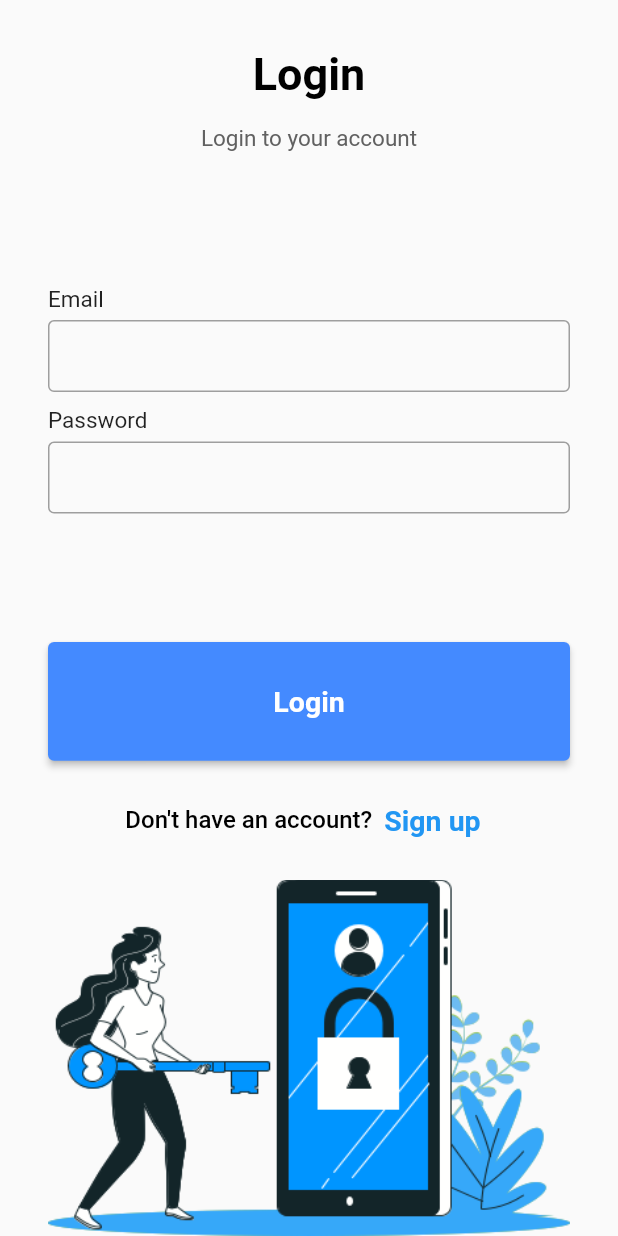
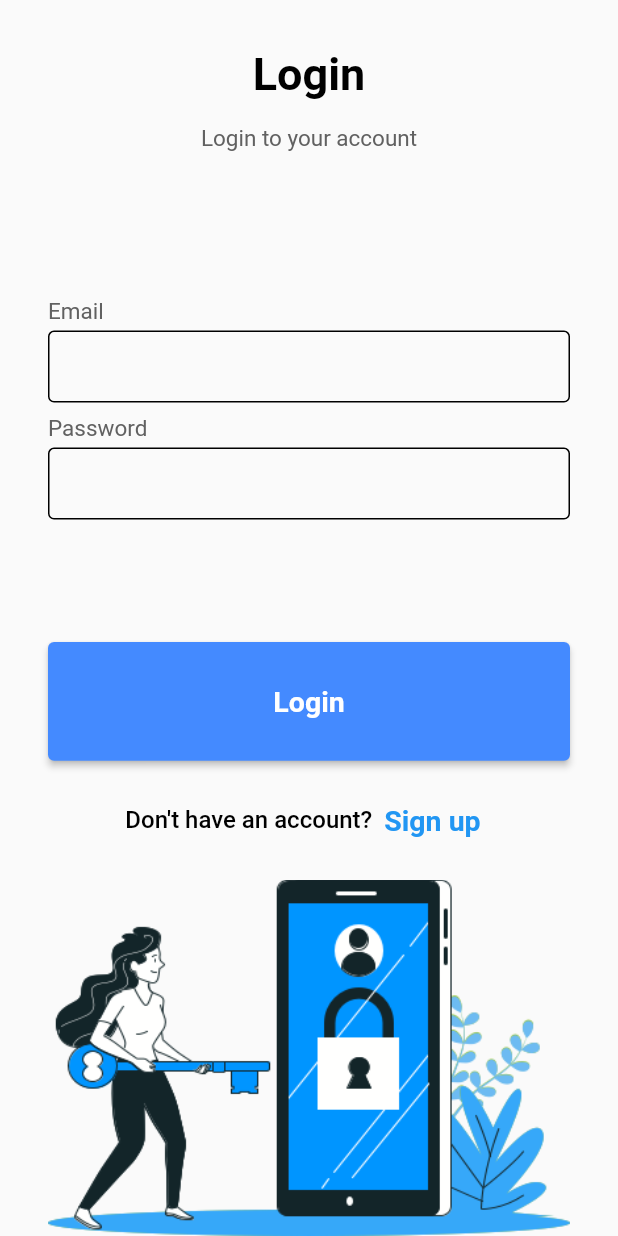
Before and after one commit to ISDP-Project/medical-shop-management, a Flutter app: the screen it shows after launch, on a phone screen of 412 x 824 dp. Run offline on Flutter 3.47's test engine with Material 2 defaults, Android fonts, the phone set to English and light mode, and no system bars; our stand-ins replace bloc, equatable, supabase; accounts and stored records are empty.

Commit message:
fixed custom text field

```diff
--- a/lib/authentication/widgets/custom_text_field.dart
+++ b/lib/authentication/widgets/custom_text_field.dart
@@ -1,4 +1,6 @@
 import 'package:flutter/material.dart';
+
+import '../../constants/constants.dart';
 
 class CustomTextField extends StatelessWidget {
   const CustomTextField({
@@ -15,27 +17,34 @@ class CustomTextField extends StatelessWidget {
     return Column(
       crossAxisAlignment: CrossAxisAlignment.start,
       children: <Widget>[
-        Text(
-          label,
-          style: TextStyle(
-              fontSize: 15, fontWeight: FontWeight.w400, color: Colors.black87),
-        ),
-        SizedBox(
-          height: 5,
+        Padding(
+          padding: const EdgeInsets.only(
+            top: kDefaultPadding,
+            bottom: kDefaultPadding * 0.5,
+          ),
+          child: Text(
+            label,
+            style: Theme.of(context).textTheme.bodyText2,
+          ),
         ),
         TextField(
           obscureText: obscureText,
           decoration: InputDecoration(
-              contentPadding: EdgeInsets.symmetric(vertical: 0, horizontal: 10),
-              enabledBorder: OutlineInputBorder(
-                borderSide: BorderSide(color: Colors.grey),
+            contentPadding: const EdgeInsets.symmetric(
+              horizontal: kDefaultPadding,
+            ),
+            enabledBorder: OutlineInputBorder(
+              borderSide: BorderSide(
+                color: Theme.of(context).colorScheme.outline,
               ),
-              border: OutlineInputBorder(
-                  borderSide: BorderSide(color: Colors.grey))),
+            ),
+            border: OutlineInputBorder(
+              borderSide: BorderSide(
+                color: Theme.of(context).colorScheme.outline,
+              ),
+            ),
+          ),
         ),
-        SizedBox(
-          height: 10,
-        )
       ],
     );
   }
```
